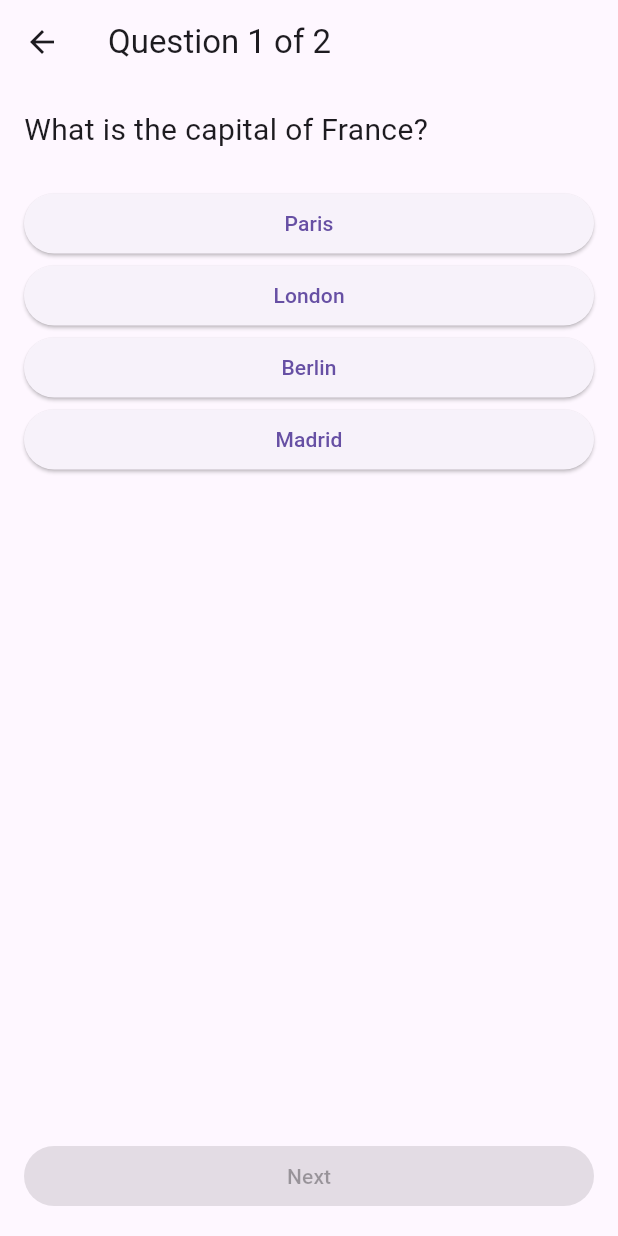
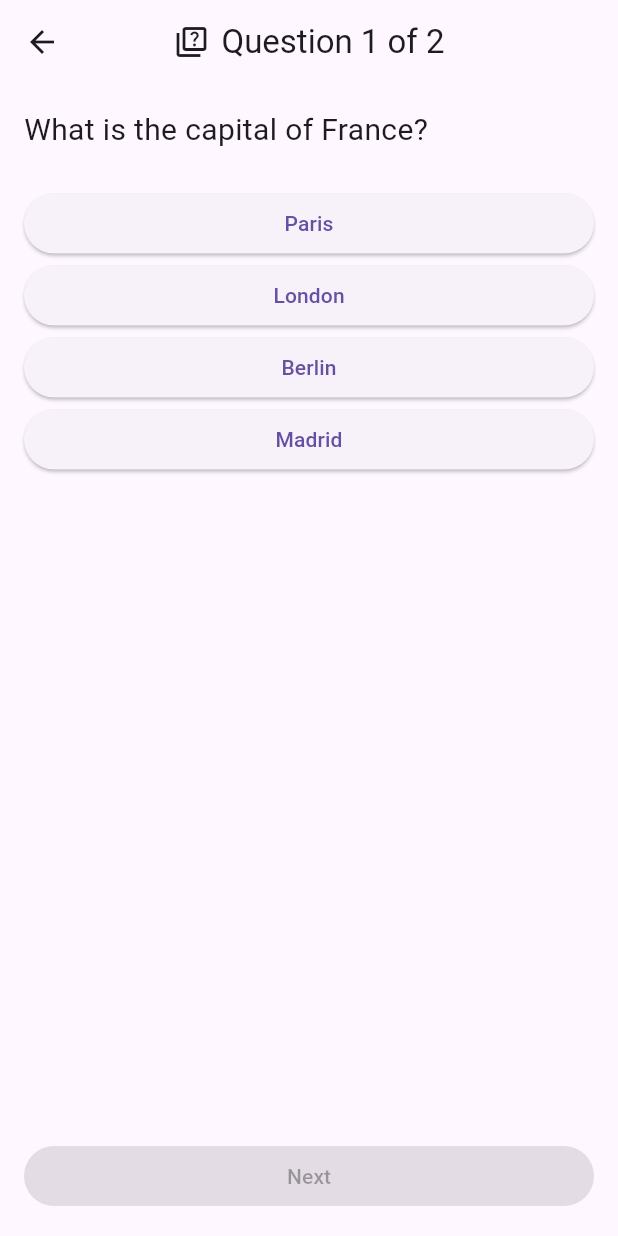
Before and after one commit to abdymazhittoretay/quiz_trivia_app, a Flutter app: the QuizPage screen opened directly, on a phone screen of 412 x 824 dp. Run offline on Flutter 3.47's test engine with Material 3 defaults, Android fonts, the phone set to English and light mode, and no system bars.

Commit message:
add icon to the title in appbar

```diff
--- a/lib/pages/quiz_page.dart
+++ b/lib/pages/quiz_page.dart
@@ -45,7 +45,17 @@ class _QuizPageState extends State<QuizPage> {
 
     return Scaffold(
       appBar: AppBar(
-        title: Text('Question ${_currentIndex + 1} of ${_questions.length}'),
+        title: Row(
+          mainAxisAlignment: MainAxisAlignment.center,
+          crossAxisAlignment: CrossAxisAlignment.center,
+          mainAxisSize: MainAxisSize.min,
+          children: [
+            Icon(Icons.quiz_outlined),
+            SizedBox(width: 8.0),
+            Text('Question ${_currentIndex + 1} of ${_questions.length}'),
+          ],
+        ),
+        centerTitle: true,
       ),
       body: Padding(
         padding: const EdgeInsets.all(16),
```
